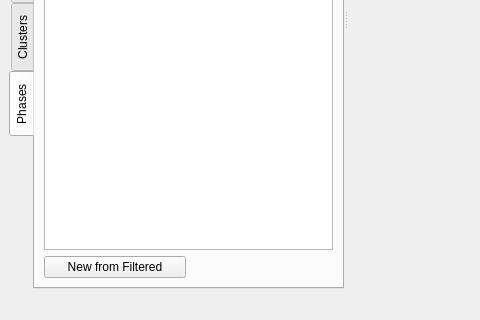
This is src/resources/ui_main_window.ui in ianthomas23/QACD-quack as Qt 5 draws it before an edit; both pictures show x 0 to 480 and y 280 to 600 of the 800 by 600 pixel window. The edited form follows.
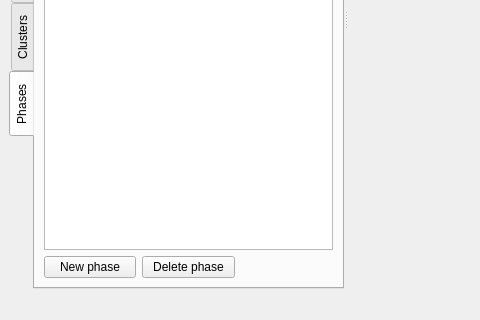
This is the edited form. The open tabs and pages were chosen to show the change. Custom widgets are drawn as their Qt base class.

Commit message: Finished phase maps from filtered element maps

Patch:
```diff
--- a/src/resources/ui_main_window.ui
+++ b/src/resources/ui_main_window.ui
@@ -393,7 +393,14 @@
            <item>
             <widget class="QPushButton" name="newPhaseFilteredButton">
              <property name="text">
-              <string>New from Filtered</string>
+              <string>New phase</string>
+             </property>
+            </widget>
+           </item>
+           <item>
+            <widget class="QPushButton" name="deletePhaseButton">
+             <property name="text">
+              <string>Delete phase</string>
              </property>
             </widget>
            </item>
```
Left out of the diff: 13 changed lines with no effect on the pictures. The commit also changes 7 other files.
